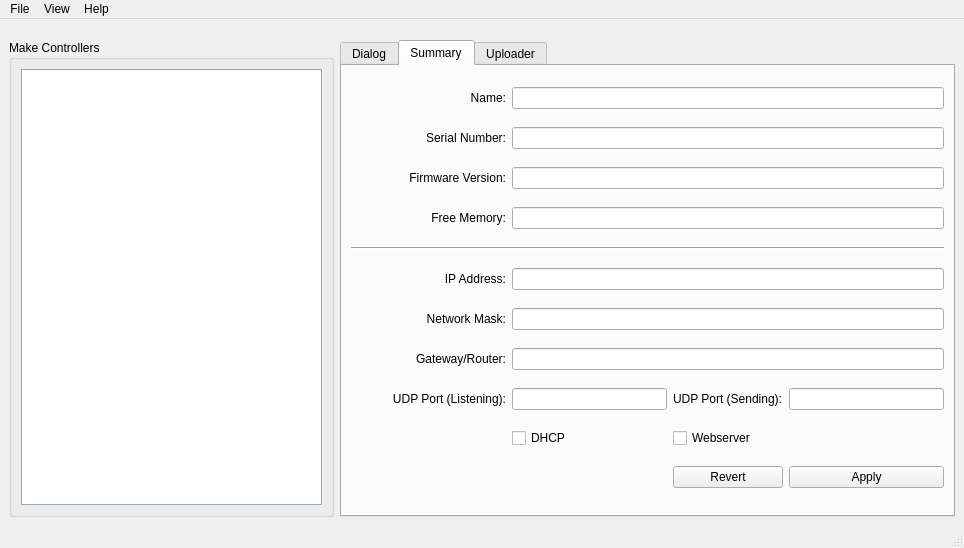
First picture: the form in mchelper/trunk/layouts/mchelper.ui, repository makingthings/makecontroller, before the edit.
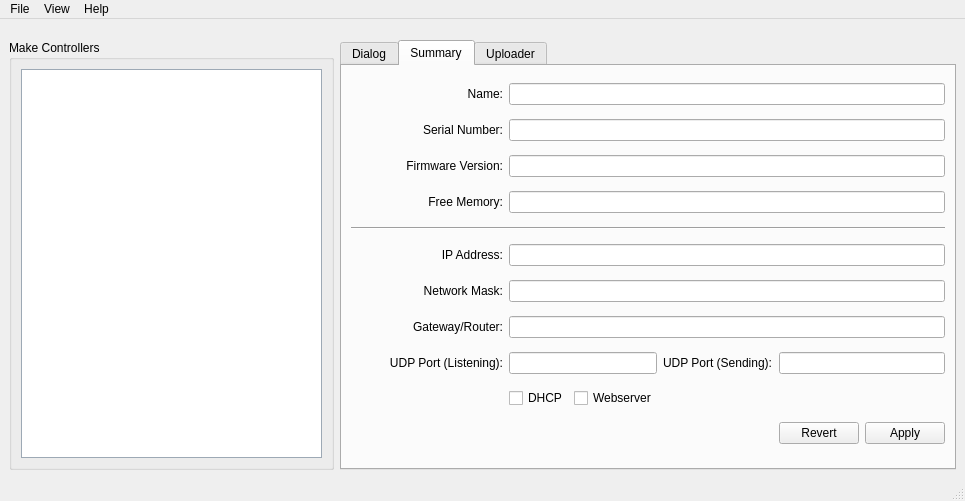
Second picture: the form after the edit. The open tabs and pages were chosen to show the change.

Commit message: - fixed the summary tab: a couple of tooltip typos and reorganized for more balanced resizing.

Diff of the .ui file:
```diff
--- a/mchelper/trunk/layouts/mchelper.ui
+++ b/mchelper/trunk/layouts/mchelper.ui
@@ -5,8 +5,8 @@
    <rect>
     <x>0</x>
     <y>0</y>
-    <width>964</width>
-    <height>548</height>
+    <width>965</width>
+    <height>501</height>
    </rect>
   </property>
   <property name="sizePolicy" >
@@ -673,7 +673,7 @@
               </property>
              </widget>
             </item>
-            <item row="0" column="1" colspan="3" >
+            <item row="0" column="1" colspan="5" >
              <widget class="QLineEdit" name="systemName" />
             </item>
             <item row="1" column="0" >
@@ -692,7 +692,7 @@
               </property>
              </widget>
             </item>
-            <item row="1" column="1" colspan="3" >
+            <item row="1" column="1" colspan="5" >
              <widget class="QLineEdit" name="systemSerialNumber" />
             </item>
             <item row="2" column="0" >
@@ -711,7 +711,7 @@
               </property>
              </widget>
             </item>
-            <item row="2" column="1" colspan="3" >
+            <item row="2" column="1" colspan="5" >
              <widget class="QLineEdit" name="systemFirmwareVersion" >
               <property name="focusPolicy" >
                <enum>Qt::NoFocus</enum>
@@ -737,7 +737,7 @@
               </property>
              </widget>
             </item>
-            <item row="3" column="1" colspan="3" >
+            <item row="3" column="1" colspan="5" >
              <widget class="QLineEdit" name="systemFreeMemory" >
               <property name="focusPolicy" >
                <enum>Qt::NoFocus</enum>
@@ -747,7 +747,7 @@
               </property>
              </widget>
             </item>
-            <item row="4" column="0" colspan="4" >
+            <item row="4" column="0" colspan="6" >
              <widget class="Line" name="line_2" >
               <property name="orientation" >
                <enum>Qt::Horizontal</enum>
@@ -767,7 +767,7 @@
               </property>
              </widget>
             </item>
-            <item row="5" column="1" colspan="3" >
+            <item row="5" column="1" colspan="5" >
              <widget class="QLineEdit" name="netAddressLineEdit" />
             </item>
             <item row="6" column="0" >
@@ -783,7 +783,7 @@
               </property>
              </widget>
             </item>
-            <item row="6" column="1" colspan="3" >
+            <item row="6" column="1" colspan="5" >
              <widget class="QLineEdit" name="netMaskLineEdit" />
             </item>
             <item row="7" column="0" >
@@ -799,7 +799,7 @@
               </property>
              </widget>
             </item>
-            <item row="7" column="1" colspan="3" >
+            <item row="7" column="1" colspan="5" >
              <widget class="QLineEdit" name="netGatewayLineEdit" />
             </item>
             <item row="8" column="0" >
@@ -815,13 +815,33 @@
               </property>
              </widget>
             </item>
-            <item row="8" column="1" >
+            <item row="8" column="1" colspan="2" >
              <widget class="QLineEdit" name="udpListenPort" >
               <property name="readOnly" >
                <bool>false</bool>
               </property>
              </widget>
             </item>
+            <item row="8" column="3" >
+             <widget class="QLabel" name="udpSendLabel" >
+              <property name="toolTip" >
+               <string>The port this board will send OSC messages back on.</string>
+              </property>
+              <property name="text" >
+               <string>UDP Port (Sending):</string>
+              </property>
+              <property name="buddy" >
+               <cstring>udpSendPort</cstring>
+              </property>
+             </widget>
+            </item>
+            <item row="8" column="4" colspan="2" >
+             <widget class="QLineEdit" name="udpSendPort" >
+              <property name="readOnly" >
+               <bool>false</bool>
+              </property>
+             </widget>
+            </item>
             <item row="9" column="0" >
              <spacer>
               <property name="orientation" >
@@ -848,26 +868,6 @@
               </property>
              </widget>
             </item>
-            <item row="8" column="2" >
-             <widget class="QLabel" name="udpSendLabel" >
-              <property name="toolTip" >
-               <string>The port this board will send OSC messages back on.</string>
-              </property>
-              <property name="text" >
-               <string>UDP Port (Sending):</string>
-              </property>
-              <property name="buddy" >
-               <cstring>udpSendPort</cstring>
-              </property>
-             </widget>
-            </item>
-            <item row="8" column="3" >
-             <widget class="QLineEdit" name="udpSendPort" >
-              <property name="readOnly" >
-               <bool>false</bool>
-              </property>
-             </widget>
-            </item>
             <item row="9" column="2" >
              <widget class="QCheckBox" name="webserverCheckBox" >
               <property name="toolTip" >
@@ -878,40 +878,27 @@
               </property>
              </widget>
             </item>
-            <item row="10" column="3" >
+            <item row="10" column="0" colspan="4" >
+             <spacer>
+              <property name="orientation" >
+               <enum>Qt::Horizontal</enum>
+              </property>
+              <property name="sizeHint" >
+               <size>
+                <width>40</width>
+                <height>20</height>
+               </size>
+              </property>
+             </spacer>
+            </item>
+            <item row="10" column="5" >
              <widget class="QPushButton" name="applyChangesButton" >
               <property name="text" >
                <string>Apply</string>
               </property>
              </widget>
             </item>
-            <item row="9" column="3" >
-             <spacer>
-              <property name="orientation" >
-               <enum>Qt::Horizontal</enum>
-              </property>
-              <property name="sizeHint" >
-               <size>
-                <width>40</width>
-                <height>20</height>
-               </size>
-              </property>
-             </spacer>
-            </item>
-            <item row="10" column="0" colspan="2" >
-             <spacer>
-              <property name="orientation" >
-               <enum>Qt::Horizontal</enum>
-              </property>
-              <property name="sizeHint" >
-               <size>
-                <width>40</width>
-                <height>20</height>
-               </size>
-              </property>
-             </spacer>
-            </item>
-            <item row="10" column="2" >
+            <item row="10" column="4" >
              <widget class="QPushButton" name="revertChangesButton" >
               <property name="text" >
                <string>Revert</string>
@@ -1092,7 +1079,7 @@
     <rect>
      <x>0</x>
      <y>0</y>
-     <width>964</width>
+     <width>965</width>
      <height>22</height>
     </rect>
    </property>
```
Left out of the diff: 11 changed lines with no effect on the pictures.
